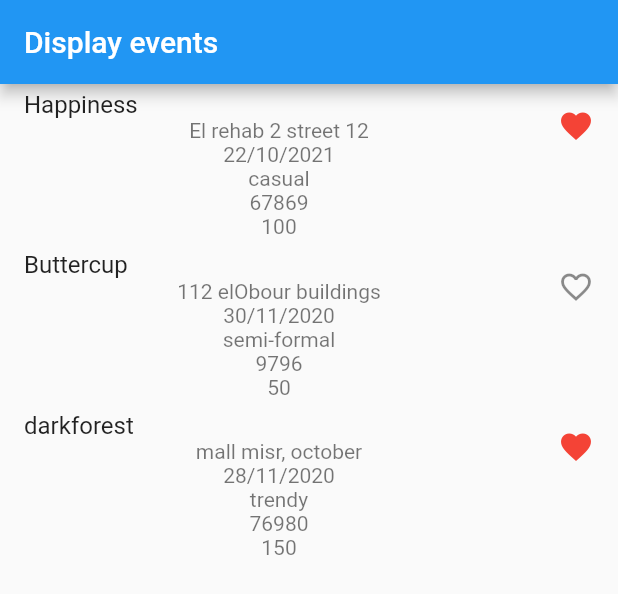
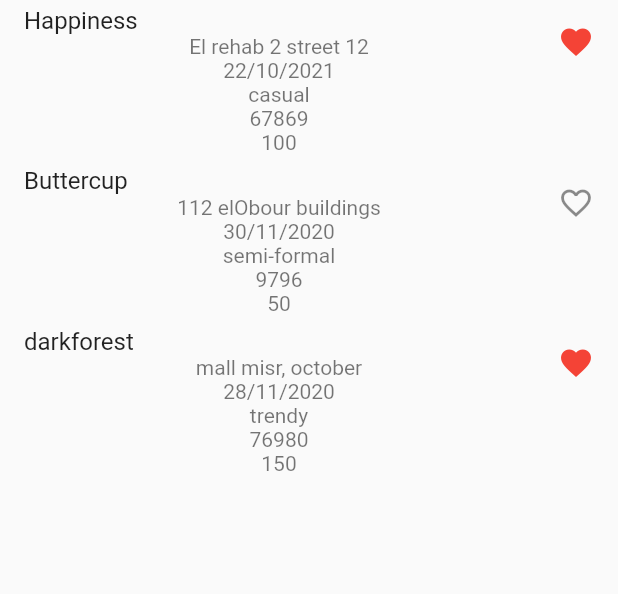
Before and after one commit to monikaMagdy/Event-Ogranizer, a Flutter app: the DisplayEvents widget shown alone on an empty page, opened directly, on a phone screen of 412 x 824 dp. Shown: the top 594 px of the screen. Run offline on Flutter 3.47's test engine with Material 2 defaults, Android fonts, the phone set to English and light mode, and no system bars; our stand-ins replace simple_animations.

Commit message:
app bar edit

```diff
--- a/lib/preview_events.dart
+++ b/lib/preview_events.dart
@@ -36,11 +36,7 @@ class _DisplayEvents extends State<DisplayEvents> {
 
   @override
   Widget build(BuildContext context) {
-    return Scaffold(
-      appBar: AppBar(
-        title: Text("Display events"),
-      ),
-      body: Column(
+    return Column(
         children: list.map((data) {
           return ListTile(
             title: Text(data.eventName),
```
